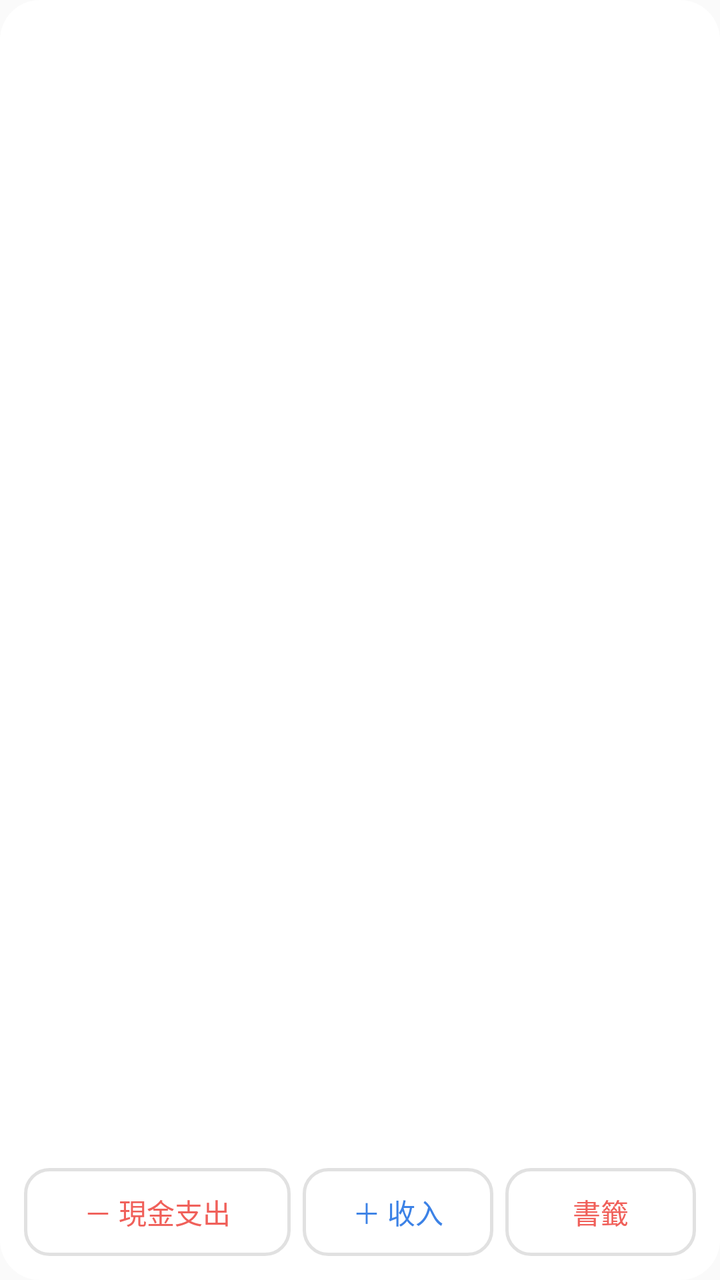
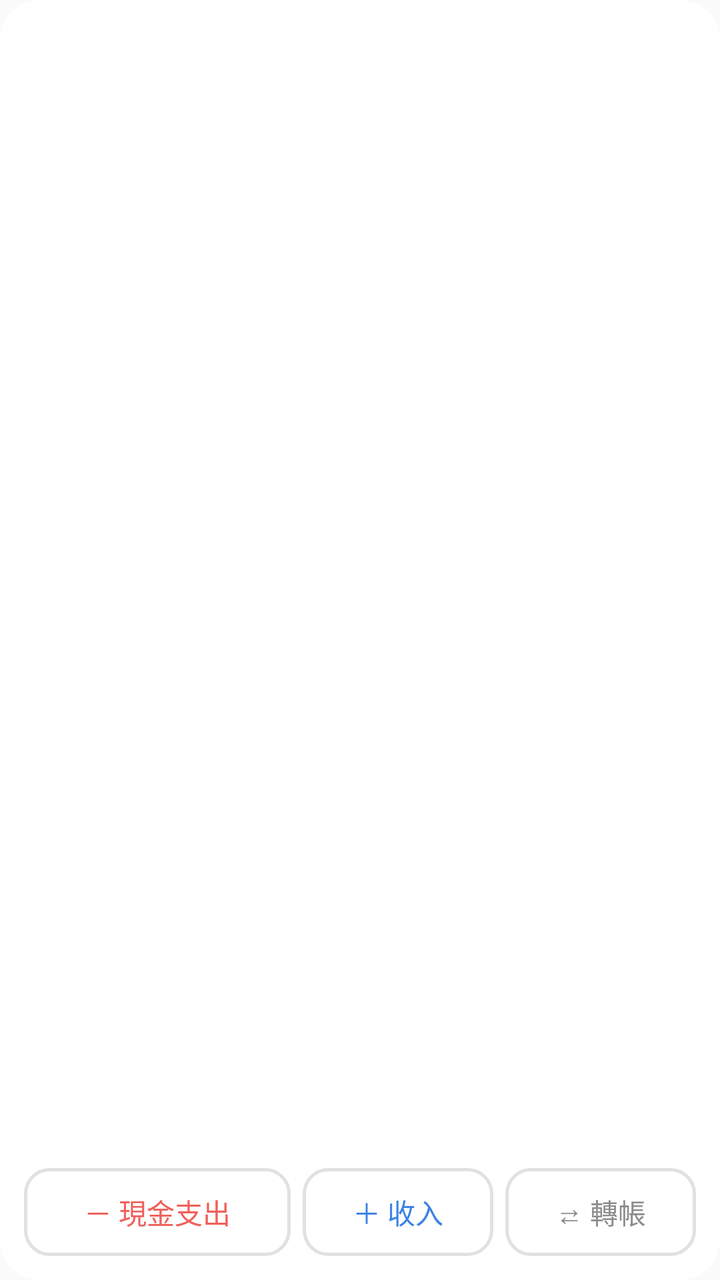

The first picture is an Android layout as it rendered before a commit; the second is the same layout after the commit. The layout source and the unified diff follow.
<!-- AndroidManifest.xml: application theme Theme.MoneyManager -->
<!-- res/layout/widget_summary.xml -->
<?xml version="1.0" encoding="utf-8"?>
<FrameLayout xmlns:android="http://schemas.android.com/apk/res/android"
    android:layout_width="match_parent"
    android:layout_height="match_parent">

    <ImageView
        android:id="@+id/widget_bg"
        android:layout_width="match_parent"
        android:layout_height="match_parent"
        android:scaleType="fitXY"
        android:src="@drawable/widget_bg"
        android:contentDescription="@null" />

<LinearLayout
    android:id="@+id/widget_root"
    android:layout_width="match_parent"
    android:layout_height="match_parent"
    android:orientation="vertical"
    android:padding="12dp">

    <LinearLayout
        android:id="@+id/widget_stats"
        android:layout_width="match_parent"
        android:layout_height="0dp"
        android:layout_weight="1"
        android:gravity="center_vertical"
        android:orientation="horizontal">

        <ImageView
            android:id="@+id/widget_pie"
            android:layout_width="84dp"
            android:layout_height="84dp"
            android:contentDescription="支出圓餅圖" />

        <LinearLayout
            android:layout_width="0dp"
            android:layout_height="wrap_content"
            android:layout_marginStart="12dp"
            android:layout_weight="1"
            android:orientation="vertical">

            <TextView
                android:id="@+id/widget_title"
                android:layout_width="wrap_content"
                android:layout_height="wrap_content"
                android:textColor="#FF8A8A8A"
                android:textSize="12sp" />

            <TextView
                android:id="@+id/widget_expense"
                android:layout_width="wrap_content"
                android:layout_height="wrap_content"
                android:textColor="#FFF0605A"
                android:textSize="20sp"
                android:textStyle="bold" />

            <TextView
                android:id="@+id/widget_income"
                android:layout_width="wrap_content"
                android:layout_height="wrap_content"
                android:textColor="#FF3C82E6"
                android:textSize="12sp" />

            <TextView
                android:id="@+id/widget_legend"
                android:layout_width="wrap_content"
                android:layout_height="wrap_content"
                android:layout_marginTop="4dp"
                android:lineSpacingExtra="1dp"
                android:textColor="#FF444444"
                android:textSize="11sp" />
        </LinearLayout>
    </LinearLayout>

    <LinearLayout
        android:layout_width="match_parent"
        android:layout_height="44dp"
        android:layout_marginTop="8dp"
        android:orientation="horizontal">

        <TextView
            android:id="@+id/widget_cash"
            android:layout_width="0dp"
            android:layout_height="match_parent"
            android:layout_weight="1.4"
            android:background="@drawable/widget_btn_bg"
            android:gravity="center"
            android:text="－ 現金支出"
            android:textColor="#FFF0605A"
            android:textSize="14sp" />

        <TextView
            android:id="@+id/widget_income_btn"
            android:layout_width="0dp"
            android:layout_height="match_parent"
            android:layout_marginStart="6dp"
            android:layout_weight="1"
            android:background="@drawable/widget_btn_bg"
            android:gravity="center"
            android:text="＋ 收入"
            android:textColor="#FF3C82E6"
            android:textSize="14sp" />

        <TextView
            android:id="@+id/widget_pending"
            android:layout_width="0dp"
            android:layout_height="match_parent"
            android:layout_marginStart="6dp"
            android:layout_weight="1"
            android:background="@drawable/widget_btn_bg"
            android:gravity="center"
            android:text="書籤"
            android:textColor="#FFF0605A"
            android:textSize="14sp" />
    </LinearLayout>
</LinearLayout>
</FrameLayout>
<!-- resources referenced by this layout -->
<resources>
  <!-- drawable widget_bg (drawable) -->
  <?xml version="1.0" encoding="utf-8"?>
  <shape xmlns:android="http://schemas.android.com/apk/res/android" android:shape="rectangle">
      <solid android:color="#FFFFFFFF" />
      <corners android:radius="20dp" />
  </shape>
  <!-- drawable widget_btn_bg (drawable) -->
  <?xml version="1.0" encoding="utf-8"?>
  <shape xmlns:android="http://schemas.android.com/apk/res/android" android:shape="rectangle">
      <solid android:color="#00000000" />
      <stroke android:width="1.5dp" android:color="#40888888" />
      <corners android:radius="12dp" />
  </shape>
  <style name="Theme.MoneyManager" parent="android:Theme.Material.Light.NoActionBar">
          <item name="android:statusBarColor">@android:color/transparent</item>
          <item name="android:navigationBarColor">@android:color/transparent</item>
      </style>
</resources>

<!-- the commit's change to res/layout/widget_summary.xml (unified diff, before → after) -->
@@ -109,8 +109,8 @@
             android:layout_weight="1"
             android:background="@drawable/widget_btn_bg"
             android:gravity="center"
-            android:text="書籤"
-            android:textColor="#FFF0605A"
+            android:text="⇄ 轉帳"
+            android:textColor="#FF8C8C8C"
             android:textSize="14sp" />
     </LinearLayout>
 </LinearLayout>
